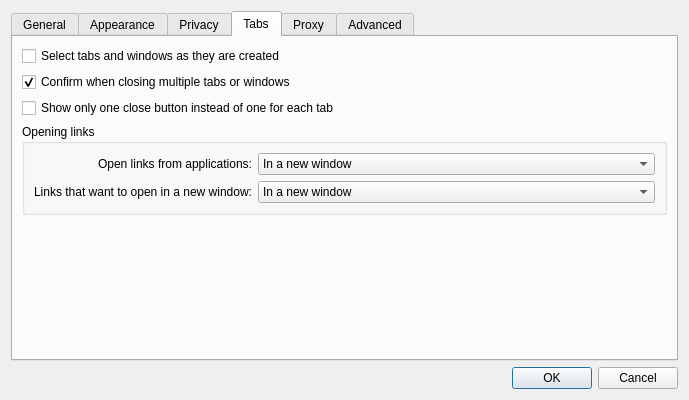
First picture: the form in src/settings.ui, repository EndorphinBrowser/browser, before the edit.
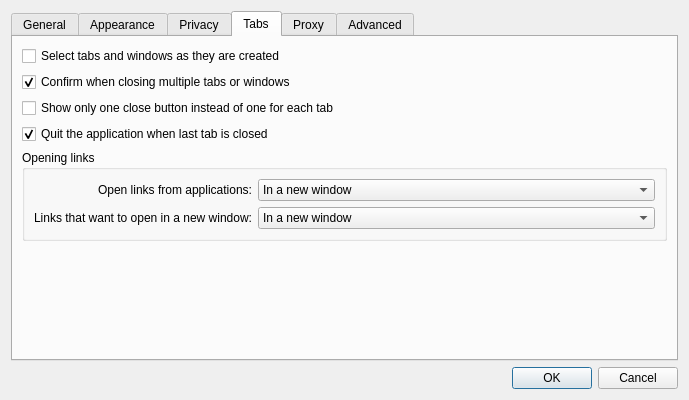
Second picture: the form after the edit. The open tabs and pages were chosen to show the change.

Commit message: Add a setting specifying if the application should quit when last tab is closed. This addresses ticket #260.

Patch:
```diff
--- a/src/settings.ui
+++ b/src/settings.ui
@@ -535,6 +535,16 @@
          </property>
         </widget>
        </item>
+       <item>
+        <widget class="QCheckBox" name="quitAsLastTabClosed">
+         <property name="text">
+          <string>Quit the application when last tab is closed</string>
+         </property>
+         <property name="checked">
+          <bool>true</bool>
+         </property>
+        </widget>
+       </item>
        <item>
         <widget class="QGroupBox" name="openLinksGroupBox">
          <property name="title">
```
The commit also changes 3 other files.
